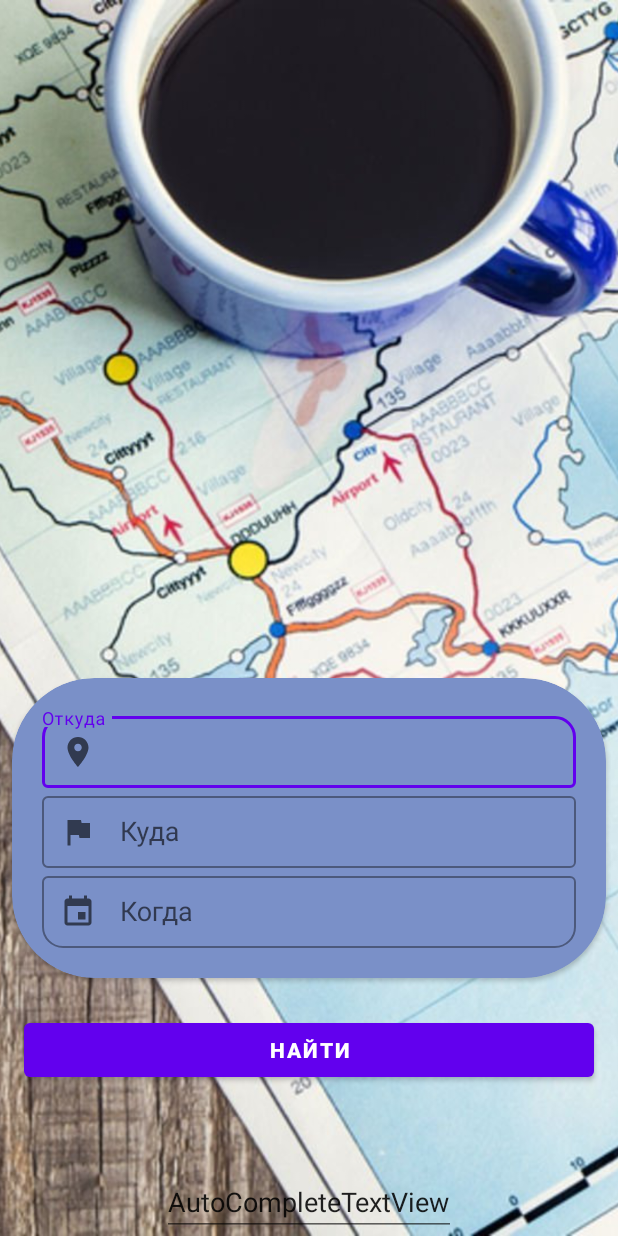
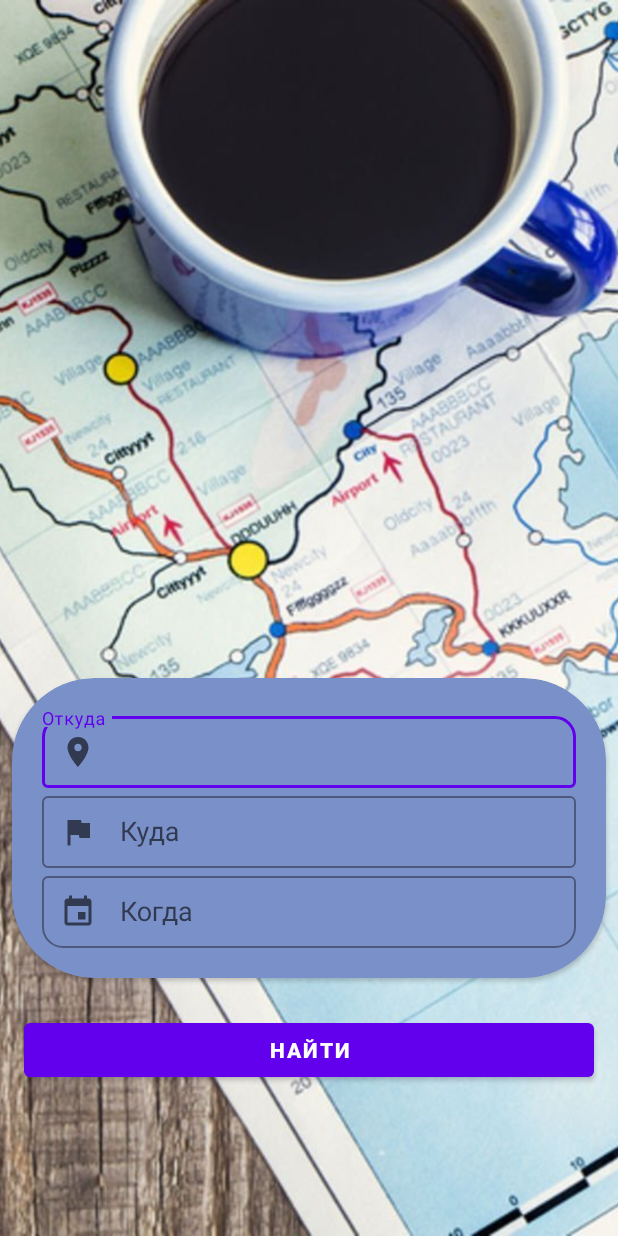
Before and after one commit to MNE-all/FromAndTo, an Android app: the layout fragment_search.xml on its own in the app's theme, with its tools: preview values and no code run, on a phone screen of 412 x 824 dp. Run offline under Robolectric (Android 15) with nearby library versions, the phone set to English and light mode, and no system bars; network calls fail; Roboto replaces fonts that are not available here.

Commit message:
SearchFragment

```diff
--- a/app/src/main/java/com/mne4/fromandto/IntroActivity.kt
+++ b/app/src/main/java/com/mne4/fromandto/IntroActivity.kt
@@ -44,14 +44,10 @@ class IntroActivity : AppCompatActivity() {
 
     override fun onStart() {
         super.onStart()
-        var x = Intent(this, CreateRequestActivity::class.java)
         CoroutineScope(Dispatchers.IO).launch {
             delay(3000)
             runOnUiThread{
-
-                startActivity(x)
-                finish()
-//                checkLocalDb()
+               checkLocalDb()
             }
         }
     }
--- a/app/src/main/res/layout/fragment_search.xml
+++ b/app/src/main/res/layout/fragment_search.xml
@@ -140,14 +140,5 @@
             app:layout_constraintEnd_toEndOf="parent"
             app:layout_constraintStart_toStartOf="parent" />
 
-        <AutoCompleteTextView
-
-            android:id="@+id/autoCompleteTextView"
-            android:layout_width="wrap_content"
-            android:layout_height="wrap_content"
-            android:text="AutoCompleteTextView"
-            app:layout_constraintBottom_toBottomOf="parent"
-            app:layout_constraintEnd_toEndOf="parent"
-            app:layout_constraintStart_toStartOf="parent" />
     </androidx.constraintlayout.widget.ConstraintLayout>
 </FrameLayout>
--- a/app/src/main/res/layout/viewholder_order.xml
+++ b/app/src/main/res/layout/viewholder_order.xml
@@ -86,6 +86,7 @@
             android:textSize="19sp" />
 
         <ImageButton
+            android:contentDescription="@string/app_name"
             android:id="@+id/imageButton"
             android:layout_width="wrap_content"
             android:layout_height="48dp"
```
Also changed, not shown: app/src/main/AndroidManifest.xml (+0 -9 lines).
